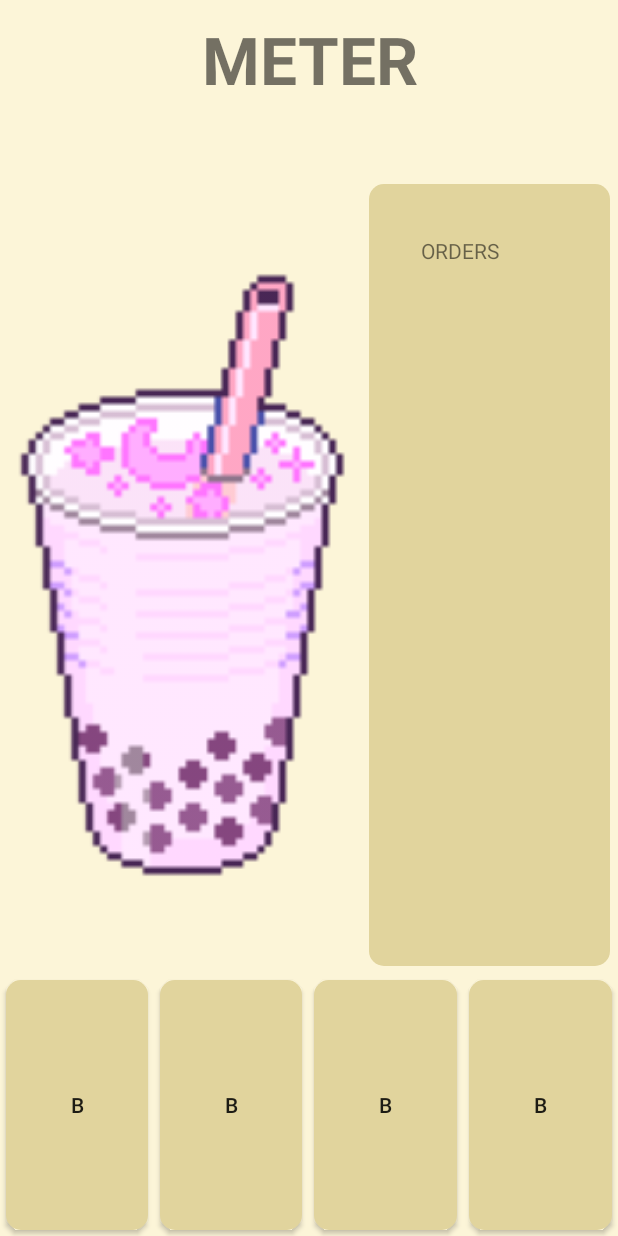
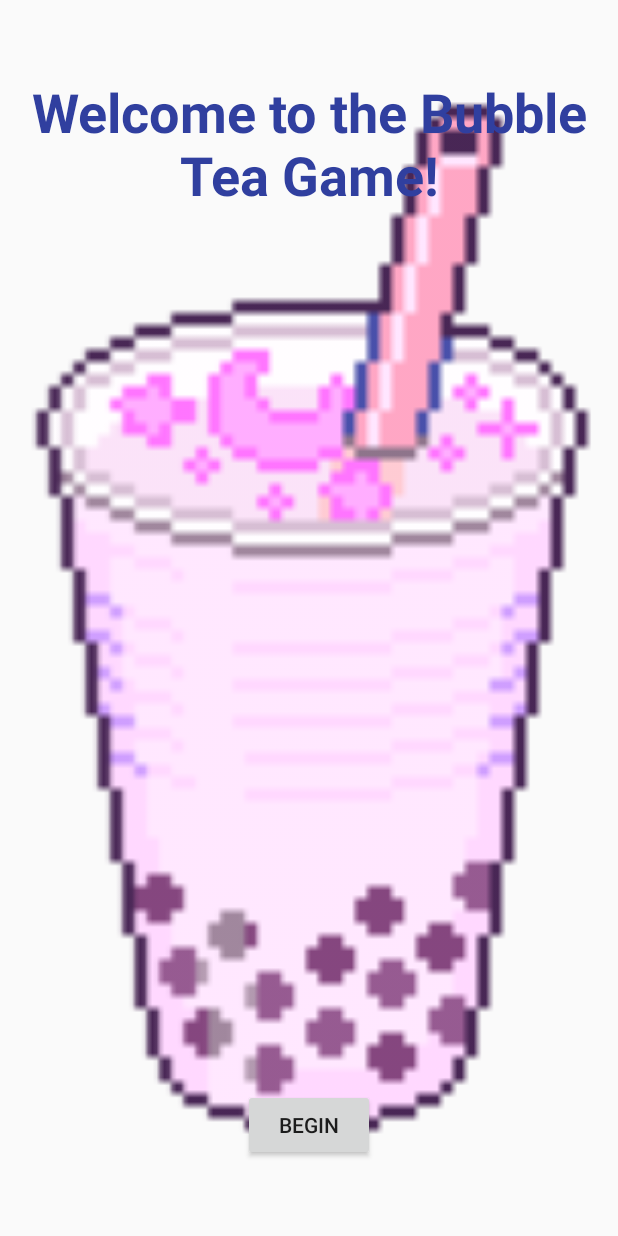
Before and after one commit to xjchong/bubbletea, an Android app: the screen it shows after launch (GameActivity before the commit, MainMenu after it), on a phone screen of 412 x 824 dp. Run offline under Robolectric (Android 15) with nearby library versions, the phone set to English and light mode, and no system bars.

Commit message:
add main menu

```diff
--- a/app/build.gradle
+++ b/app/build.gradle
@@ -26,5 +26,6 @@ dependencies {
     })
     compile 'com.android.support:appcompat-v7:25.3.1'
     compile 'com.android.support:support-v4:25.3.1'
+    compile 'com.android.support.constraint:constraint-layout:1.0.0-alpha4'
     testCompile 'junit:junit:4.12'
 }
--- a/app/src/main/AndroidManifest.xml
+++ b/app/src/main/AndroidManifest.xml
@@ -1,6 +1,6 @@
 <?xml version="1.0" encoding="utf-8"?>
 <manifest xmlns:android="http://schemas.android.com/apk/res/android"
-    package="ca.we_love_different_things.bubbletea" >
+    package="ca.we_love_different_things.bubbletea">
 
     <application
         android:allowBackup="true"
@@ -8,17 +8,23 @@
         android:label="@string/app_name"
         android:roundIcon="@mipmap/ic_launcher_round"
         android:supportsRtl="true"
-        android:theme="@style/AppTheme" >
+        android:theme="@style/AppTheme">
+
+        <activity android:name=".MainMenu">
+
+            <intent-filter>
+                <action android:name = "android.intent.action.MAIN" />
+                <category android:name="android.intent.category.LAUNCHER" />
+            </intent-filter>
+
+        </activity>
         <activity
             android:name=".GameActivity"
             android:configChanges="orientation|keyboardHidden|screenSize"
             android:label="@string/app_name"
-            android:theme="@style/FullscreenTheme" >
-            <intent-filter>
-                <action android:name="android.intent.action.MAIN" />
+            android:theme="@style/FullscreenTheme"
+            android:parentActivityName=".MainMenu">
 
-                <category android:name="android.intent.category.LAUNCHER" />
-            </intent-filter>
         </activity>
     </application>
 
--- a/app/src/main/java/ca/we_love_different_things/bubbletea/Controller.java
+++ b/app/src/main/java/ca/we_love_different_things/bubbletea/Controller.java
@@ -1,5 +1,6 @@
 package ca.we_love_different_things.bubbletea;
 
+import android.content.Intent;
 import android.os.CountDownTimer;
 
 import java.util.ArrayList;
@@ -16,6 +17,11 @@ public class Controller implements Runnable{
     private int numOrders;
     private final int maxOrders = 10;
     private boolean running = true;
+    private GameActivity gameView;
+
+    public Controller(GameActivity view){
+        gameView = view;
+    }
 
     /**
      * Updates the model and get's the new order and set.
@@ -24,10 +30,9 @@ public class Controller implements Runnable{
 
         model.update();
         order = model.getOrder();
-        //gameView.setButtons(model.getButtons());
+       // gameView.setButtons(model.getButtons());
 
     }
-
 
     /**
      * Gives the View the required display and return settings for the button.
@@ -51,6 +56,7 @@ public class Controller implements Runnable{
 
             @Override
             public void onFinish() {
+                running = false;
                 numOrders++;
                 if(numOrders <= maxOrders)
                     new Timer(5000,1000);
@@ -64,7 +70,7 @@ public class Controller implements Runnable{
         }
 
         while(running){
-            Timer timer = new Timer(5000,1000);
+            Timer timer = new Timer(6000,1000);
 
 
         }
@@ -79,7 +85,7 @@ public class Controller implements Runnable{
     */
     /*GAME LOOP
 
-    if(!match){
+    if(match){
     game over!
 
     */
--- /dev/null
+++ b/app/src/main/java/ca/we_love_different_things/bubbletea/MainMenu.java
@@ -0,0 +1,25 @@
+package ca.we_love_different_things.bubbletea;
+
+import android.content.Intent;
+import android.support.v7.app.AppCompatActivity;
+import android.os.Bundle;
+import android.view.View;
+import android.widget.EditText;
+
+public class MainMenu extends AppCompatActivity {
+
+    @Override
+    protected void onCreate(Bundle savedInstanceState) {
+        super.onCreate(savedInstanceState);
+        setContentView(R.layout.activity_main_menu);
+    }
+
+    public void button(View view){
+
+        Intent myIntent = new Intent(this, GameActivity.class);
+        startActivity(myIntent);
+    }
+
+
+
+}
--- a/app/src/main/java/ca/we_love_different_things/bubbletea/OrderModel.java
+++ b/app/src/main/java/ca/we_love_different_things/bubbletea/OrderModel.java
@@ -56,6 +56,8 @@ public class OrderModel {
         listPearls.add(new Pair("Jelly", BLUE));
         listPearls.add(new Pair("Exploding", RED));
         listPearls.add(new Pair("None", WHITE));
+        listPearls.add(new Pair("Aloe Vera", GREEN));
+        listPearls.add(new Pair("Grass Jelly", CYAN));
 
         //listSugar[0] = new Pair("0%", "White")));
         listSugar.add(new Pair("25%", YELLOW));
--- /dev/null
+++ b/app/src/main/res/layout/activity_main_menu.xml
@@ -0,0 +1,48 @@
+<?xml version="1.0" encoding="utf-8"?>
+<FrameLayout xmlns:android="http://schemas.android.com/apk/res/android"
+    xmlns:app="http://schemas.android.com/apk/res-auto"
+    xmlns:tools="http://schemas.android.com/tools"
+    android:layout_width="match_parent"
+    android:layout_height="match_parent"
+    tools:context="ca.we_love_different_things.bubbletea.MainMenu">
+
+    <ImageView
+        android:id="@+id/imageView"
+        android:layout_height="match_parent"
+        android:layout_width="match_parent"
+        app:srcCompat="@drawable/bubbletea_pink"
+        tools:layout_editor_absoluteY="0dp"
+        tools:layout_editor_absoluteX="8dp" />
+
+    <LinearLayout
+        android:layout_width="match_parent"
+        android:layout_height="match_parent"
+        android:orientation="vertical">
+
+        <TextView
+            android:id="@+id/textView"
+            android:layout_width="match_parent"
+            android:layout_height="wrap_content"
+            android:layout_weight="1"
+            android:paddingTop="50dp"
+            android:text="Welcome to the Bubble Tea Game!"
+            android:textAlignment="center"
+            android:textColor="@color/colorPrimaryDark"
+            android:textSize="36sp"
+            android:textStyle="bold"
+            tools:layout_editor_absoluteX="8dp"
+            tools:layout_editor_absoluteY="97dp" />
+
+        <Button
+            android:id="@+id/Start"
+            android:layout_width="wrap_content"
+            android:layout_height="48dp"
+            android:text="Begin"
+            android:layout_gravity="center_horizontal"
+            android:layout_marginBottom="50dp"
+            android:textAlignment="center"
+            android:onClick="button"
+            tools:layout_editor_absoluteX="136dp"
+            tools:layout_editor_absoluteY="463dp" />
+    </LinearLayout>
+</FrameLayout>
--- a/app/src/main/res/values/colors.xml
+++ b/app/src/main/res/values/colors.xml
@@ -1,8 +1,8 @@
 <?xml version="1.0" encoding="utf-8"?>
 <resources>
     <color name="colorPrimary">#3F51B5</color>
-    <color name="colorPrimaryDark">#303F9F</color>
-    <color name="colorAccent">#FF4081</color>
+    <color name="colorPrimaryDark">#303f9f</color>
+    <color name="colorAccent">#ff4081</color>
     <color name="colorBackground">#fcf5d8</color>
     <color name="colorBackgroundDark">#e1d49d</color>
     <color name="black_overlay">#66000000</color>
```
